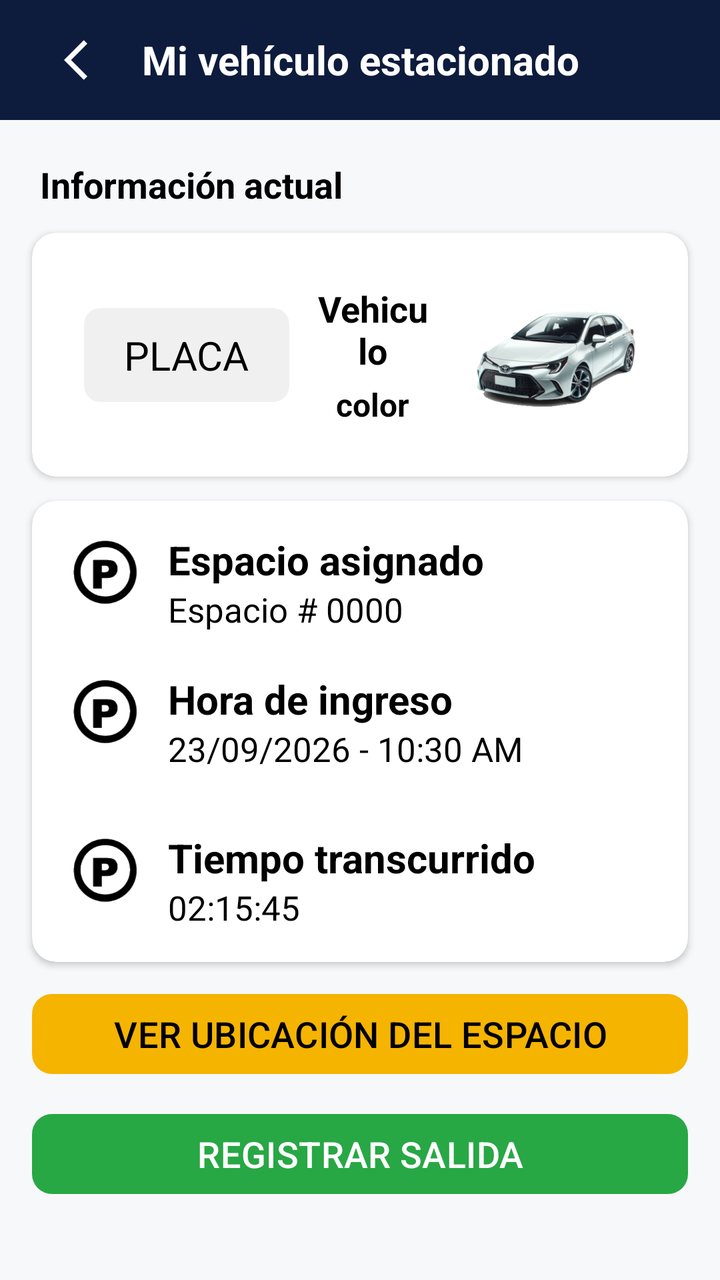
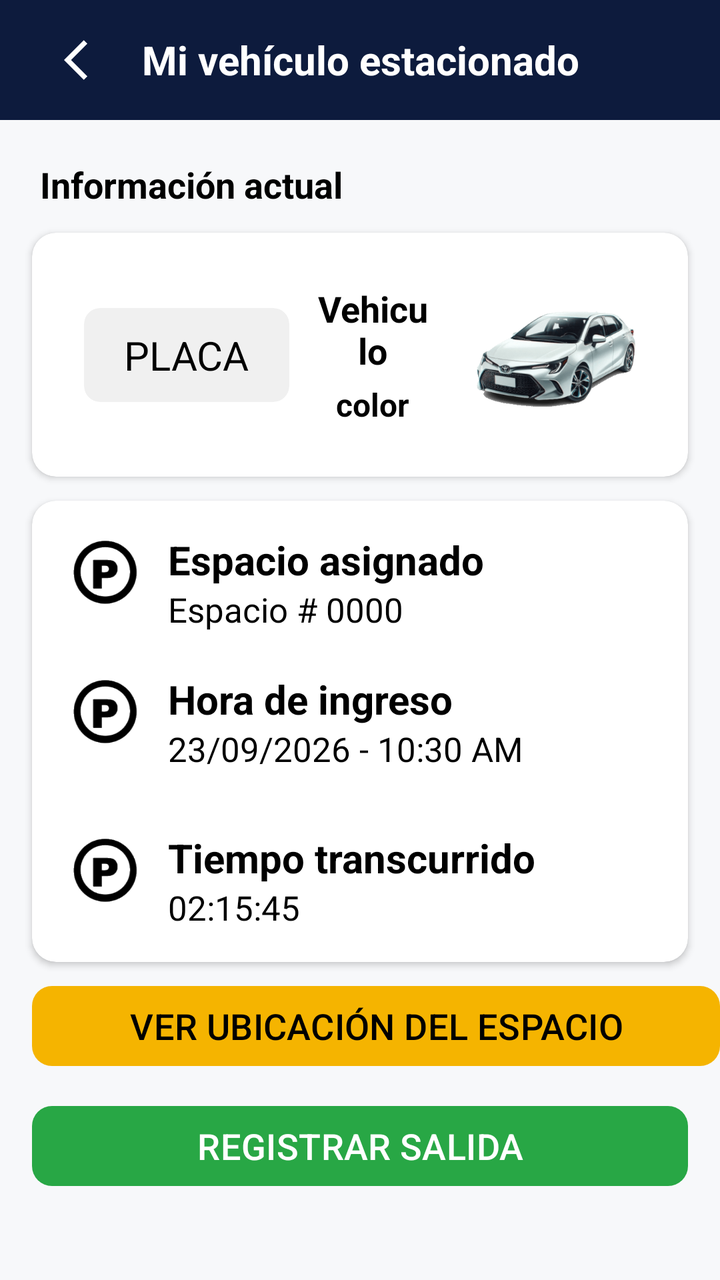

Compare the two renders of this Android layout. The source of the first and the diff that turns it into the second are given below.
<!-- AndroidManifest.xml: application theme Theme.ParkControl -->
<!-- res/layout/activity_parked_vehicle.xml -->
<?xml version="1.0" encoding="utf-8"?>
<androidx.constraintlayout.widget.ConstraintLayout xmlns:android="http://schemas.android.com/apk/res/android"
    xmlns:app="http://schemas.android.com/apk/res-auto"
    xmlns:tools="http://schemas.android.com/tools"
    android:id="@+id/main"
    android:layout_width="match_parent"
    android:layout_height="match_parent"
    tools:context=".ParkedVehicleActivity"
    android:background="#F7F8FA">

    
    <TextView
        android:id="@+id/parked_vehicle_header"
        android:layout_width="0dp"
        android:layout_height="60dp"
        android:background="#0D1B3D"
        android:gravity="center"
        android:text="Mi vehículo estacionado"
        android:textColor="#FFFFFF"
        android:textSize="20sp"
        android:textStyle="bold"
        app:layout_constraintEnd_toEndOf="parent"
        app:layout_constraintHorizontal_bias="0.0"
        app:layout_constraintStart_toStartOf="parent"
        app:layout_constraintTop_toTopOf="parent"/>

    <ImageButton
        android:id="@+id/parked_vehicle_back_button"
        android:layout_width="48dp"
        android:layout_height="48dp"
        android:background="@null"
        android:contentDescription="Volver"
        android:padding="12dp"
        android:src="@drawable/baseline_arrow_back_ios_24"
        app:tint="#FFFFFF"
        android:layout_marginStart="20dp"
        app:layout_constraintBottom_toBottomOf="@id/parked_vehicle_header"
        app:layout_constraintStart_toStartOf="parent"
        app:layout_constraintTop_toTopOf="parent"/>
    
    <TextView
        android:id="@+id/current_info"
        android:layout_width="0dp"
        android:layout_height="wrap_content"
        android:text="Información actual"
        android:textColor="@color/black"
        android:textStyle="bold"
        android:textSize="18sp"
        android:gravity="center"
        android:layout_marginLeft="20dp"
        android:layout_marginTop="20dp"
        app:layout_constraintTop_toBottomOf="@id/parked_vehicle_header"
        app:layout_constraintStart_toStartOf="parent"/>

    
    <androidx.cardview.widget.CardView
        android:id="@+id/card_vehicle"
        android:layout_width="0dp"
        android:layout_height="wrap_content"
        android:layout_marginStart="16dp"
        android:layout_marginTop="12dp"
        android:layout_marginEnd="16dp"
        app:cardCornerRadius="12dp"
        app:cardElevation="2dp"
        app:cardBackgroundColor="#FFFFFF"
        app:layout_constraintEnd_toEndOf="parent"
        app:layout_constraintStart_toStartOf="parent"
        app:layout_constraintTop_toBottomOf="@id/current_info">

        <androidx.constraintlayout.widget.ConstraintLayout
            android:layout_width="match_parent"
            android:layout_height="wrap_content"
            android:padding="16dp">

            
            <androidx.cardview.widget.CardView
                android:id="@+id/card_plate"
                android:layout_width="wrap_content"
                android:layout_height="wrap_content"
                android:layout_margin="10dp"
                app:cardBackgroundColor="#F0F0F0"
                app:cardCornerRadius="8dp"
                app:cardElevation="0dp"
                app:layout_constraintBottom_toBottomOf="parent"
                app:layout_constraintStart_toStartOf="parent"
                app:layout_constraintTop_toTopOf="parent">

                <TextView
                    android:id="@+id/plate_number"
                    android:layout_width="wrap_content"
                    android:layout_height="wrap_content"
                    android:paddingHorizontal="20dp"
                    android:paddingVertical="10dp"
                    android:text="PLACA"
                    android:textColor="@color/black"
                    android:textSize="20sp"/>

            </androidx.cardview.widget.CardView>

            
            <androidx.cardview.widget.CardView
                android:id="@+id/card_name_color"
                android:layout_width="0dp"
                android:layout_height="wrap_content"
                android:layout_marginStart="12dp"
                android:layout_marginEnd="12dp"
                app:cardBackgroundColor="@android:color/transparent"
                app:cardElevation="0dp"
                app:layout_constraintBottom_toBottomOf="@id/card_plate"
                app:layout_constraintEnd_toStartOf="@id/vehicle_image"
                app:layout_constraintStart_toEndOf="@id/card_plate"
                app:layout_constraintTop_toTopOf="@id/card_plate">

                
                <LinearLayout
                    android:layout_width="match_parent"
                    android:layout_height="wrap_content"
                    android:orientation="vertical">

                    <TextView
                        android:id="@+id/vehicle"
                        android:layout_width="match_parent"
                        android:layout_height="wrap_content"
                        android:text="Vehiculo"
                        android:textColor="@color/black"
                        android:textSize="18sp"
                        android:textStyle="bold"
                        android:gravity="center"/>

                    <TextView
                        android:id="@+id/color"
                        android:layout_width="match_parent"
                        android:layout_height="wrap_content"
                        android:layout_marginTop="4dp"
                        android:text="color"
                        android:textColor="@color/black"
                        android:textStyle="bold"
                        android:textSize="16sp"
                        android:gravity="center"/>

                </LinearLayout>

            </androidx.cardview.widget.CardView>

            
            <ImageView
                android:id="@+id/vehicle_image"
                android:layout_width="100dp"
                android:layout_height="90dp"
                android:adjustViewBounds="true"
                android:scaleType="fitCenter"
                android:src="@drawable/toyota_corola"
                app:layout_constraintBottom_toBottomOf="@id/card_plate"
                app:layout_constraintEnd_toEndOf="parent"
                app:layout_constraintTop_toTopOf="@id/card_plate"/>

        </androidx.constraintlayout.widget.ConstraintLayout>

    </androidx.cardview.widget.CardView>

    
    <androidx.cardview.widget.CardView
        android:id="@+id/card_parking"
        android:layout_width="0dp"
        android:layout_height="wrap_content"
        android:layout_marginStart="16dp"
        android:layout_marginTop="12dp"
        android:layout_marginEnd="16dp"
        app:cardCornerRadius="12dp"
        app:cardElevation="2dp"
        app:cardBackgroundColor="#FFFFFF"
        app:layout_constraintEnd_toEndOf="parent"
        app:layout_constraintStart_toStartOf="parent"
        app:layout_constraintTop_toBottomOf="@id/card_vehicle">

        <androidx.constraintlayout.widget.ConstraintLayout
            android:layout_width="match_parent"
            android:layout_height="wrap_content"
            android:padding="16dp">

            
            <ImageView
                android:id="@+id/parking_vector"
                android:layout_width="40dp"
                android:layout_height="40dp"
                android:src="@drawable/parking_vector"
                android:adjustViewBounds="true"
                android:scaleType="fitCenter"
                app:layout_constraintStart_toStartOf="parent"
                app:layout_constraintTop_toTopOf="parent"/>

            <TextView
                android:id="@+id/assigned_space"
                android:layout_width="wrap_content"
                android:layout_height="wrap_content"
                android:text="Espacio asignado"
                android:layout_marginStart="12dp"
                android:textStyle="bold"
                android:textColor="@color/black"
                android:textSize="20sp"
                app:layout_constraintBottom_toBottomOf="@id/parking_vector"
                app:layout_constraintBottom_toTopOf="@id/slot_number"
                app:layout_constraintStart_toEndOf="@id/parking_vector"
                app:layout_constraintTop_toTopOf="@id/parking_vector"/>

            <TextView
                android:id="@+id/slot_number"
                android:layout_width="wrap_content"
                android:layout_height="wrap_content"
                android:layout_marginStart="12dp"
                android:textColor="@color/black"
                android:textSize="17sp"
                android:text="Espacio # 0000"
                app:layout_constraintStart_toEndOf="@id/parking_vector"
                app:layout_constraintTop_toBottomOf="@id/assigned_space" />

            
            <ImageView
                android:id="@+id/icon_time"
                android:layout_width="40dp"
                android:layout_height="40dp"
                android:layout_marginTop="20dp"
                android:adjustViewBounds="true"
                android:scaleType="fitCenter"
                android:src="@drawable/parking_vector"
                app:layout_constraintStart_toStartOf="parent"
                app:layout_constraintTop_toBottomOf="@id/slot_number" />

            <TextView
                android:id="@+id/lbl_entry_time"
                android:layout_width="wrap_content"
                android:layout_height="wrap_content"
                android:layout_marginStart="12dp"
                android:text="Hora de ingreso"
                android:textStyle="bold"
                android:textColor="@color/black"
                android:textSize="20sp"
                app:layout_constraintStart_toEndOf="@id/icon_time"
                app:layout_constraintTop_toTopOf="@id/icon_time" />

            <TextView
                android:id="@+id/val_entry_time"
                android:layout_width="wrap_content"
                android:layout_height="wrap_content"
                android:layout_marginStart="12dp"
                android:text="23/09/2026 - 10:30 AM"
                android:textColor="@color/black"
                android:textSize="17sp"
                app:layout_constraintStart_toEndOf="@id/icon_time"
                app:layout_constraintTop_toBottomOf="@id/lbl_entry_time" />

            
            <ImageView
                android:id="@+id/icon_timer"
                android:layout_width="40dp"
                android:layout_height="40dp"
                android:layout_marginTop="20dp"
                android:adjustViewBounds="true"
                android:scaleType="fitCenter"
                android:src="@drawable/parking_vector"
                app:layout_constraintBottom_toBottomOf="parent"
                app:layout_constraintStart_toStartOf="parent"
                app:layout_constraintTop_toBottomOf="@id/val_entry_time" />

            <TextView
                android:id="@+id/lbl_elapsed_time"
                android:layout_width="wrap_content"
                android:layout_height="wrap_content"
                android:layout_marginStart="12dp"
                android:text="Tiempo transcurrido"
                android:textStyle="bold"
                android:textColor="@color/black"
                android:textSize="20sp"
                app:layout_constraintStart_toEndOf="@id/icon_timer"
                app:layout_constraintTop_toTopOf="@id/icon_timer" />

            <TextView
                android:id="@+id/val_elapsed_time"
                android:layout_width="wrap_content"
                android:layout_height="wrap_content"
                android:layout_marginStart="12dp"
                android:text="02:15:45"
                android:textColor="@color/black"
                android:textSize="17sp"
                app:layout_constraintStart_toEndOf="@id/icon_timer"
                app:layout_constraintTop_toBottomOf="@id/lbl_elapsed_time" />

        </androidx.constraintlayout.widget.ConstraintLayout>

    </androidx.cardview.widget.CardView>

    
    <Button
        android:id="@+id/location_button"
        android:layout_width="match_parent"
        android:layout_height="wrap_content"
        android:text="VER UBICACIÓN DEL ESPACIO"
        android:layout_marginStart="16dp"
        android:layout_marginEnd="16dp"
        android:layout_marginTop="12dp"
        android:textColor="@color/black"
        android:textSize="18sp"
        app:backgroundTint="#F5B400"
        app:cornerRadius="10dp"
        app:layout_constraintTop_toBottomOf="@id/card_parking"
        app:layout_constraintStart_toStartOf="parent"/>

    
    <Button
        android:id="@+id/exit_view_button"
        android:layout_width="match_parent"
        android:layout_height="wrap_content"
        android:text="REGISTRAR SALIDA"
        android:layout_marginStart="16dp"
        android:layout_marginEnd="16dp"
        android:layout_marginTop="12dp"
        android:textColor="@color/white"
        android:textSize="18sp"
        app:backgroundTint="#28A745"
        app:cornerRadius="10dp"
        app:layout_constraintTop_toBottomOf="@id/location_button"
        app:layout_constraintStart_toStartOf="parent"/>

</androidx.constraintlayout.widget.ConstraintLayout>
<!-- resources referenced by this layout -->
<resources>
  <color name="black">#000000</color>
  <color name="white">#FFFFFF</color>
  <!-- drawable baseline_arrow_back_ios_24 (drawable) -->
  <vector xmlns:android="http://schemas.android.com/apk/res/android" android:autoMirrored="true" android:height="24dp" android:tint="#000000" android:viewportHeight="24" android:viewportWidth="24" android:width="24dp">
        
      <path android:fillColor="@android:color/white" android:pathData="M11.67,3.87L9.9,2.1 0,12l9.9,9.9 1.77,-1.77L3.54,12z"/>
      
  </vector>
  <!-- drawable parking_vector: png bitmap (drawable, 4737 bytes) -->
  <!-- drawable toyota_corola: png bitmap (drawable, 84986 bytes) -->
  <style name="Theme.ParkControl" parent="Base.Theme.ParkControl" />
  <style name="Base.Theme.ParkControl" parent="Theme.Material3.DayNight.NoActionBar">
          
          
      </style>
</resources>

<!-- the commit's change to res/layout/activity_parked_vehicle.xml (unified diff, before → after) -->
@@ -13,10 +13,10 @@
         android:id="@+id/parked_vehicle_header"
         android:layout_width="0dp"
         android:layout_height="60dp"
-        android:background="#0D1B3D"
+        android:background="@color/primary_blue"
         android:gravity="center"
         android:text="Mi vehículo estacionado"
-        android:textColor="#FFFFFF"
+        android:textColor="@color/white"
         android:textSize="20sp"
         android:textStyle="bold"
         app:layout_constraintEnd_toEndOf="parent"
@@ -290,22 +290,22 @@
     </androidx.cardview.widget.CardView>
 
     
+
+    
     <Button
         android:id="@+id/location_button"
         android:layout_width="match_parent"
         android:layout_height="wrap_content"
+        android:layout_marginStart="16dp"
+        android:layout_marginTop="8dp"
         android:text="VER UBICACIÓN DEL ESPACIO"
-        android:layout_marginStart="16dp"
-        android:layout_marginEnd="16dp"
-        android:layout_marginTop="12dp"
         android:textColor="@color/black"
         android:textSize="18sp"
-        app:backgroundTint="#F5B400"
+        app:backgroundTint="@color/accent_yellow"
         app:cornerRadius="10dp"
-        app:layout_constraintTop_toBottomOf="@id/card_parking"
-        app:layout_constraintStart_toStartOf="parent"/>
-
-    
+        app:layout_constraintStart_toStartOf="parent"
+        app:layout_constraintTop_toBottomOf="@id/card_parking" />
+
     <Button
         android:id="@+id/exit_view_button"
         android:layout_width="match_parent"
@@ -316,7 +316,7 @@
         android:layout_marginTop="12dp"
         android:textColor="@color/white"
         android:textSize="18sp"
-        app:backgroundTint="#28A745"
+        app:backgroundTint="@color/green_success"
         app:cornerRadius="10dp"
         app:layout_constraintTop_toBottomOf="@id/location_button"
         app:layout_constraintStart_toStartOf="parent"/>
<!-- resource entries referenced after the edit -->
@@ -1,6 +1,9 @@
 <!-- resources referenced by this layout -->
 <resources>
+  <color name="accent_yellow">#F5B400</color>
   <color name="black">#000000</color>
+  <color name="green_success">#28A745</color>
+  <color name="primary_blue">#0D1B3D</color>
   <color name="white">#FFFFFF</color>
   <!-- drawable baseline_arrow_back_ios_24 (drawable) -->
   <vector xmlns:android="http://schemas.android.com/apk/res/android" android:autoMirrored="true" android:height="24dp" android:tint="#000000" android:viewportHeight="24" android:viewportWidth="24" android:width="24dp">
@@ -14,6 +17,7 @@
   <style name="Base.Theme.ParkControl" parent="Theme.Material3.DayNight.NoActionBar">
           
           
+          
       </style>
 </resources>
 
